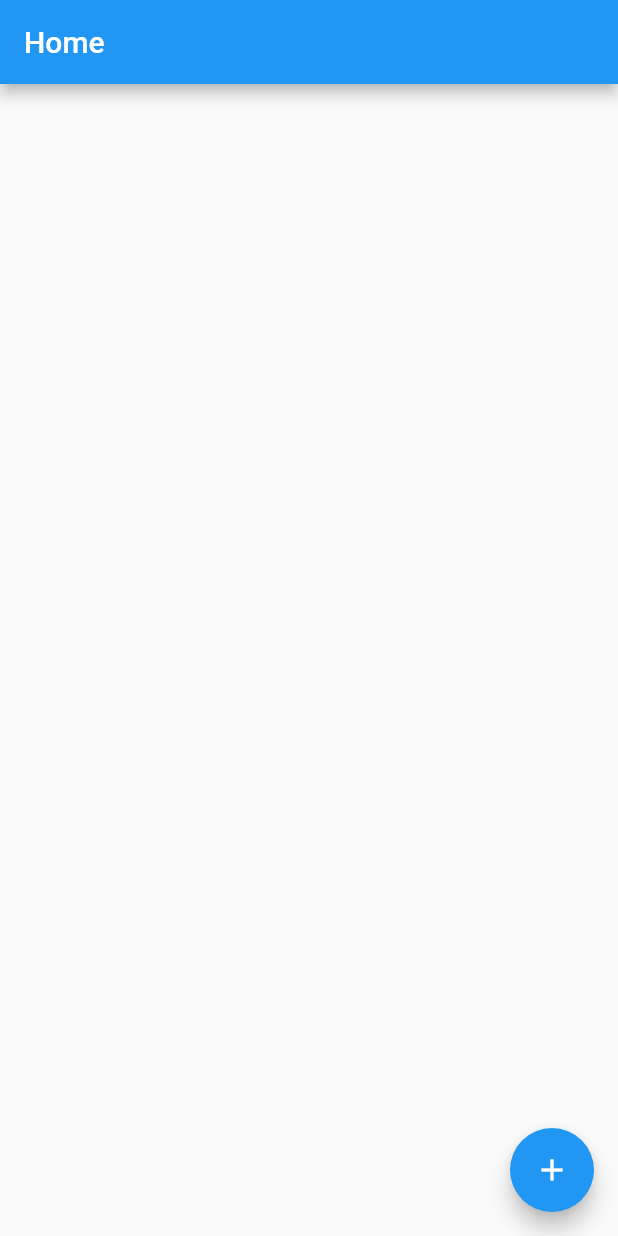
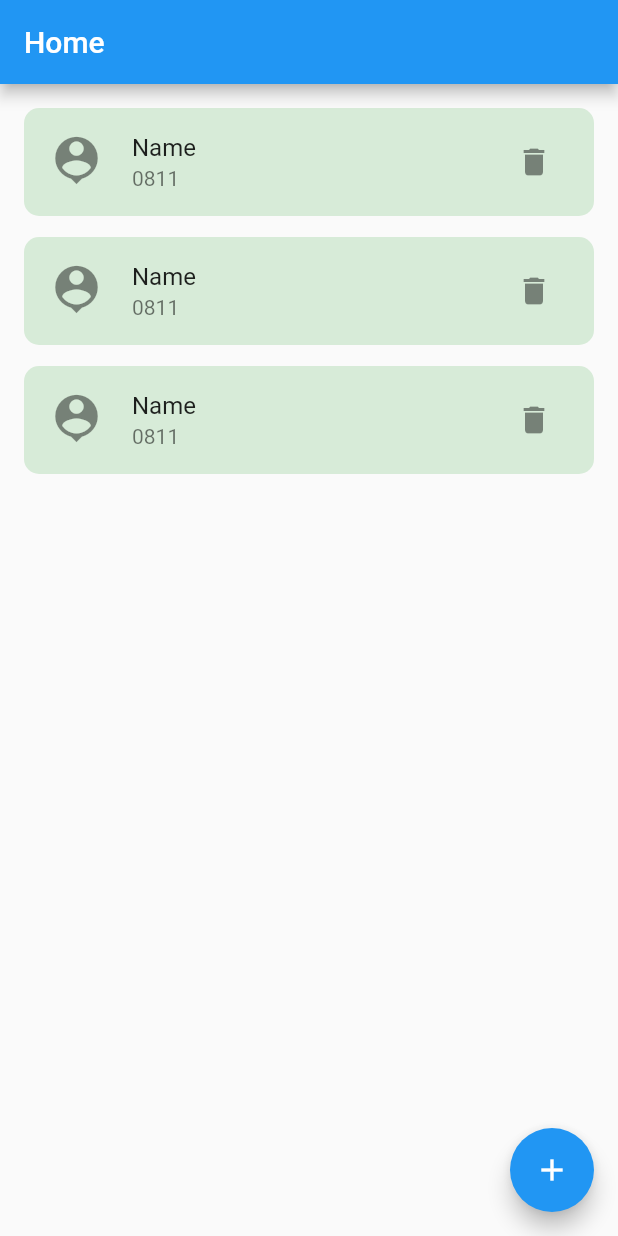
Before and after one commit to ademrizki/contact_app, a Flutter app: the screen it shows after launch, on a phone screen of 412 x 824 dp. Run offline on Flutter 3.47's test engine with Material 2 defaults, Android fonts, the phone set to English and light mode, and no system bars.

Commit message:
Add contact list to home screen

```diff
--- a/lib/src/view/screen/home_screen.dart
+++ b/lib/src/view/screen/home_screen.dart
@@ -9,6 +9,26 @@ class HomeScreen extends StatelessWidget {
     return Scaffold(
       appBar: AppBar(
         title: const Text('Home'),
+      ),
+      body: ListView.builder(
+        itemCount: 3,
+        padding: const EdgeInsets.all(16.0),
+        itemBuilder: (context, index) => Padding(
+          padding: const EdgeInsets.only(bottom: 14),
+          child: ListTile(
+            title: const Text('Name'),
+            subtitle: const Text('0811'),
+            tileColor: Colors.green.withOpacity(0.2),
+            leading: const Icon(Icons.person_pin, size: 38),
+            trailing: IconButton(
+              onPressed: () {},
+              icon: const Icon(Icons.delete),
+            ),
+            shape: RoundedRectangleBorder(
+              borderRadius: BorderRadius.circular(10),
+            ),
+          ),
+        ),
       ),
       floatingActionButton: FloatingActionButton(
         onPressed: () => Navigator.push(
```
